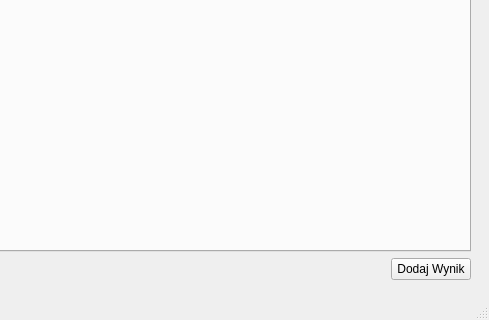
Before: the Qt Designer form Ui_Files/OperatorWindow.ui in Verter18328/SOKs_LOK, drawn with Qt 5; both pictures show x 217 to 706 and y 227 to 547 of the 706 by 547 pixel window.
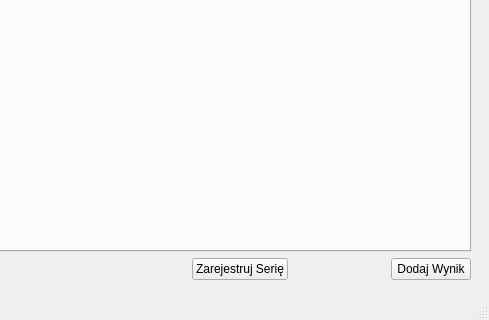
After: the same form once the commit is applied. Icons and pictures are not drawn.

The edit to the form file:
```diff
--- a/Ui_Files/OperatorWindow.ui
+++ b/Ui_Files/OperatorWindow.ui
@@ -78,8 +78,8 @@
       </widget>
       <widget class="QWidget" name="pageZawody_managment">
        <layout class="QGridLayout" name="gridLayout_3">
-        <item row="2" column="1">
-         <spacer name="horizontalSpacer_2">
+        <item row="2" column="5">
+         <spacer name="horizontalSpacer">
           <property name="orientation">
            <enum>Qt::Horizontal</enum>
           </property>
@@ -91,14 +91,34 @@
           </property>
          </spacer>
         </item>
-        <item row="2" column="2">
+        <item row="2" column="4">
+         <widget class="QPushButton" name="newZawodnik_pushButton">
+          <property name="text">
+           <string>Zarejestruj Serię</string>
+          </property>
+         </widget>
+        </item>
+        <item row="2" column="6">
          <widget class="QPushButton" name="button_dodaj_wynik">
           <property name="text">
            <string>Dodaj Wynik</string>
           </property>
          </widget>
         </item>
-        <item row="1" column="0" colspan="3">
+        <item row="2" column="1">
+         <spacer name="horizontalSpacer_2">
+          <property name="orientation">
+           <enum>Qt::Horizontal</enum>
+          </property>
+          <property name="sizeHint" stdset="0">
+           <size>
+            <width>40</width>
+            <height>20</height>
+           </size>
+          </property>
+         </spacer>
+        </item>
+        <item row="1" column="0" colspan="7">
          <widget class="QTabWidget" name="tabWidget_zawody">
           <property name="sizePolicy">
            <sizepolicy hsizetype="Expanding" vsizetype="Expanding">
@@ -111,13 +131,6 @@
           </property>
          </widget>
         </item>
-        <item row="0" column="0" colspan="3">
-         <widget class="QLabel" name="label_zawody_nazwa">
-          <property name="text">
-           <string>&lt;html&gt;&lt;head/&gt;&lt;body&gt;&lt;p align=&quot;center&quot;&gt;&lt;span style=&quot; font-size:14pt; font-weight:700;&quot;&gt;Nazwa zawodów&lt;/span&gt;&lt;/p&gt;&lt;/body&gt;&lt;/html&gt;</string>
-          </property>
-         </widget>
-        </item>
         <item row="2" column="0">
          <widget class="QPushButton" name="pushButton">
           <property name="text">
@@ -125,6 +138,39 @@
           </property>
          </widget>
         </item>
+        <item row="0" column="0" colspan="7">
+         <widget class="QLabel" name="label_zawody_nazwa">
+          <property name="text">
+           <string>&lt;html&gt;&lt;head/&gt;&lt;body&gt;&lt;p align=&quot;center&quot;&gt;&lt;span style=&quot; font-size:14pt; font-weight:700;&quot;&gt;Nazwa zawodów&lt;/span&gt;&lt;/p&gt;&lt;/body&gt;&lt;/html&gt;</string>
+          </property>
+         </widget>
+        </item>
+        <item row="2" column="2">
+         <spacer name="horizontalSpacer_3">
+          <property name="orientation">
+           <enum>Qt::Horizontal</enum>
+          </property>
+          <property name="sizeHint" stdset="0">
+           <size>
+            <width>40</width>
+            <height>20</height>
+           </size>
+          </property>
+         </spacer>
+        </item>
+        <item row="2" column="3">
+         <spacer name="horizontalSpacer_4">
+          <property name="orientation">
+           <enum>Qt::Horizontal</enum>
+          </property>
+          <property name="sizeHint" stdset="0">
+           <size>
+            <width>40</width>
+            <height>20</height>
+           </size>
+          </property>
+         </spacer>
+        </item>
        </layout>
       </widget>
       <widget class="QWidget" name="pageLista_zawodow">
```
